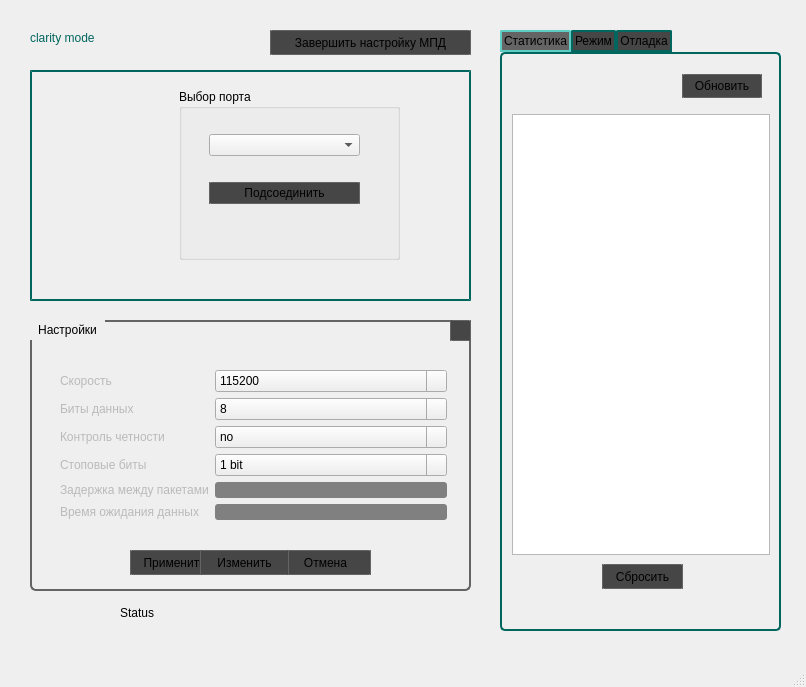
Before: the Qt Designer form cmainwindow.ui in y0pta/GUI_MPD, drawn with Qt 5.
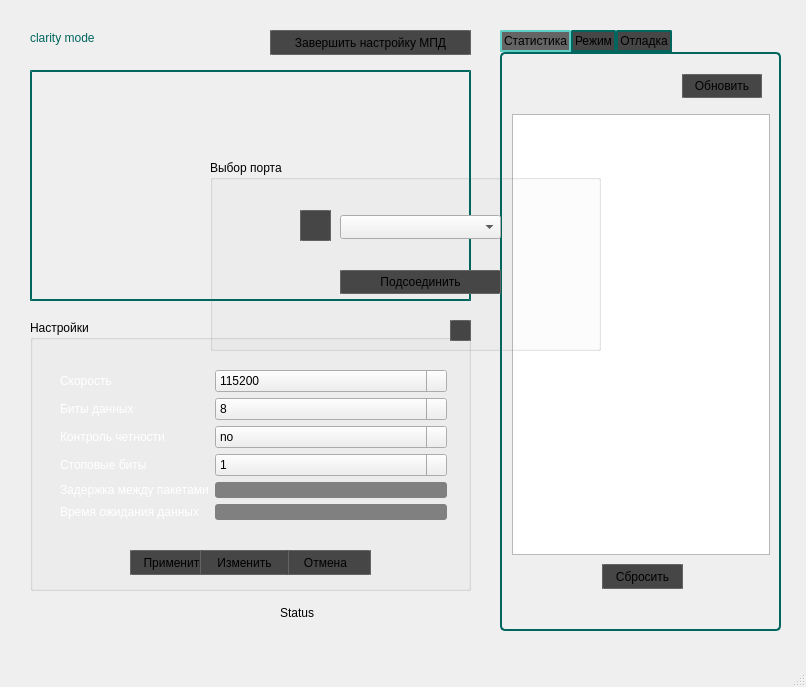
After: the same form once the commit is applied. The open tabs and pages were chosen to show the change. Icons and pictures are not drawn. Custom widgets are drawn as their Qt base class.

The edit to the form file:
```diff
--- a/cmainwindow.ui
+++ b/cmainwindow.ui
@@ -68,21 +68,11 @@
      </rect>
     </property>
     <property name="styleSheet">
-     <string notr="true">QGroupBox {
-    border-radius:  6 6 px;
-	selection-color: rgb(255, 170, 0);
-	border:  2px solid rgb(100,100,100) ;
-}   
-
-QGroupBox::title {
-    subcontrol-origin: margin;
-    padding: 3 6px;
-/*border: 2px solid #00665E*/
-}
-QLabel{
+     <string notr="true">QLabel{
 color: rgb(186, 186, 186);
 }
-color:  rgb(186, 186, 186);
+
+color: white;
 
 background-color:   rgb(70, 70, 70);
 
@@ -144,6 +134,12 @@
      <layout class="QFormLayout" name="fl_unitSettings">
       <item row="0" column="0">
        <widget class="QLabel" name="lb_baudRate">
+        <property name="autoFillBackground">
+         <bool>false</bool>
+        </property>
+        <property name="styleSheet">
+         <string notr="true">color: white;</string>
+        </property>
         <property name="text">
          <string>Скорость</string>
         </property>
@@ -170,6 +166,9 @@
       </item>
       <item row="1" column="0">
        <widget class="QLabel" name="lb_dataBits">
+        <property name="styleSheet">
+         <string notr="true">color: white;</string>
+        </property>
         <property name="text">
          <string>Биты данных</string>
         </property>
@@ -201,6 +200,9 @@
       </item>
       <item row="2" column="0">
        <widget class="QLabel" name="lb_parity">
+        <property name="styleSheet">
+         <string notr="true">color: white;</string>
+        </property>
         <property name="text">
          <string>Контроль четности</string>
         </property>
@@ -227,6 +229,9 @@
       </item>
       <item row="3" column="0">
        <widget class="QLabel" name="lb_stopBits">
+        <property name="styleSheet">
+         <string notr="true">color: white;</string>
+        </property>
         <property name="text">
          <string>Стоповые биты</string>
         </property>
@@ -236,7 +241,7 @@
        <widget class="QComboBox" name="cb_stopBits">
         <item>
          <property name="text">
-          <string>1 bit</string>
+          <string>1</string>
          </property>
         </item>
         <item>
@@ -264,6 +269,9 @@
       </item>
       <item row="5" column="0">
        <widget class="QLabel" name="lb_waitPacketTime">
+        <property name="styleSheet">
+         <string notr="true">color: white;</string>
+        </property>
         <property name="text">
          <string>Время ожидания данных</string>
         </property>
@@ -282,6 +290,9 @@
       </item>
       <item row="4" column="0">
        <widget class="QLabel" name="lb_writeDelay">
+        <property name="styleSheet">
+         <string notr="true">color: white;</string>
+        </property>
         <property name="text">
          <string>Задержка между пакетами</string>
         </property>
@@ -374,7 +385,7 @@
    <widget class="QLabel" name="lb_status">
     <property name="geometry">
      <rect>
-      <x>120</x>
+      <x>280</x>
       <y>600</y>
       <width>291</width>
       <height>25</height>
@@ -406,73 +417,6 @@
      <number>98</number>
     </property>
    </widget>
-   <widget class="QGroupBox" name="gb_start">
-    <property name="geometry">
-     <rect>
-      <x>179</x>
-      <y>89</y>
-      <width>221</width>
-      <height>171</height>
-     </rect>
-    </property>
-    <property name="title">
-     <string>Выбор порта</string>
-    </property>
-    <widget class="QWidget" name="verticalLayoutWidget">
-     <property name="geometry">
-      <rect>
-       <x>30</x>
-       <y>20</y>
-       <width>151</width>
-       <height>111</height>
-      </rect>
-     </property>
-     <layout class="QVBoxLayout" name="vl_start">
-      <item>
-       <spacer name="verticalSpacer">
-        <property name="orientation">
-         <enum>Qt::Vertical</enum>
-        </property>
-        <property name="sizeType">
-         <enum>QSizePolicy::Fixed</enum>
-        </property>
-        <property name="sizeHint" stdset="0">
-         <size>
-          <width>20</width>
-          <height>10</height>
-         </size>
-        </property>
-       </spacer>
-      </item>
-      <item>
-       <widget class="QComboBox" name="cb_avaliablePorts"/>
-      </item>
-      <item>
-       <spacer name="verticalSpacer_2">
-        <property name="orientation">
-         <enum>Qt::Vertical</enum>
-        </property>
-        <property name="sizeType">
-         <enum>QSizePolicy::Fixed</enum>
-        </property>
-        <property name="sizeHint" stdset="0">
-         <size>
-          <width>10</width>
-          <height>5</height>
-         </size>
-        </property>
-       </spacer>
-      </item>
-      <item>
-       <widget class="QPushButton" name="pb_startConfigure">
-        <property name="text">
-         <string>Подсоединить</string>
-        </property>
-       </widget>
-      </item>
-     </layout>
-    </widget>
-   </widget>
    <widget class="QGroupBox" name="gb_mpdModel">
     <property name="geometry">
      <rect>
@@ -504,10 +448,10 @@
     <widget class="CMpdWidget" name="wgt_model" native="true">
      <property name="geometry">
       <rect>
-       <x>50</x>
+       <x>70</x>
        <y>30</y>
-       <width>341</width>
-       <height>171</height>
+       <width>311</width>
+       <height>161</height>
       </rect>
      </property>
      <property name="styleSheet">
@@ -744,6 +688,88 @@
      </widget>
     </widget>
    </widget>
+   <widget class="QGroupBox" name="gb_start">
+    <property name="geometry">
+     <rect>
+      <x>210</x>
+      <y>160</y>
+      <width>391</width>
+      <height>191</height>
+     </rect>
+    </property>
+    <property name="title">
+     <string>Выбор порта</string>
+    </property>
+    <widget class="QWidget" name="verticalLayoutWidget">
+     <property name="geometry">
+      <rect>
+       <x>130</x>
+       <y>30</y>
+       <width>161</width>
+       <height>131</height>
+      </rect>
+     </property>
+     <layout class="QVBoxLayout" name="vl_start">
+      <item>
+       <widget class="QComboBox" name="cb_avaliablePorts">
+        <property name="minimumSize">
+         <size>
+          <width>0</width>
+          <height>24</height>
+         </size>
+        </property>
+        <property name="baseSize">
+         <size>
+          <width>0</width>
+          <height>20</height>
+         </size>
+        </property>
+       </widget>
+      </item>
+      <item>
+       <widget class="QPushButton" name="pb_startConfigure">
+        <property name="minimumSize">
+         <size>
+          <width>0</width>
+          <height>24</height>
+         </size>
+        </property>
+        <property name="text">
+         <string>Подсоединить</string>
+        </property>
+       </widget>
+      </item>
+     </layout>
+    </widget>
+    <widget class="QPushButton" name="pb_startUpdate">
+     <property name="geometry">
+      <rect>
+       <x>90</x>
+       <y>50</y>
+       <width>31</width>
+       <height>31</height>
+      </rect>
+     </property>
+     <property name="text">
+      <string/>
+     </property>
+     <property name="icon">
+      <iconset resource="resources.qrc">
+       <normaloff>:/refresh.png</normaloff>:/refresh.png</iconset>
+     </property>
+     <property name="iconSize">
+      <size>
+       <width>20</width>
+       <height>20</height>
+      </size>
+     </property>
+     <property name="autoRepeatInterval">
+      <number>99</number>
+     </property>
+    </widget>
+    <zorder>pb_startUpdate</zorder>
+    <zorder>verticalLayoutWidget</zorder>
+   </widget>
   </widget>
   <widget class="QMenuBar" name="menubar">
    <property name="geometry">
```
Left out of the diff: 8 changed lines with no effect on the pictures.
